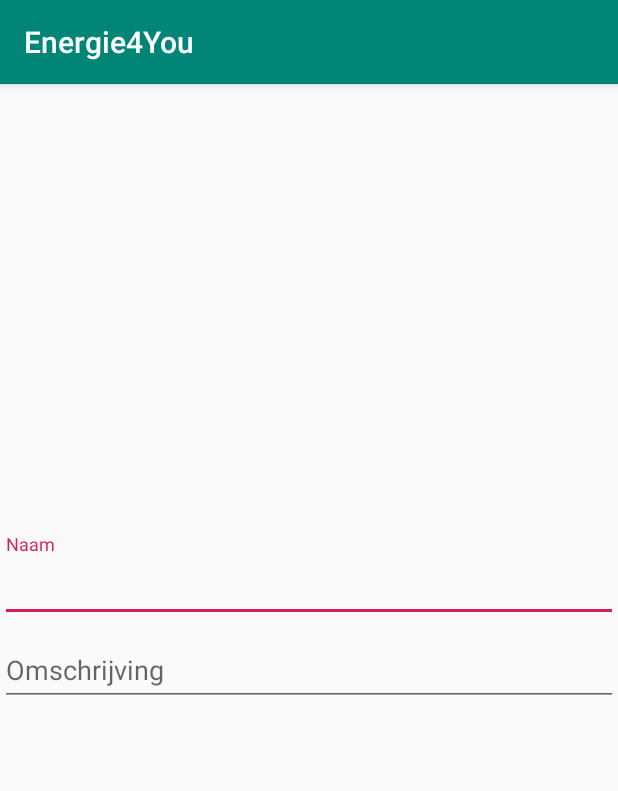
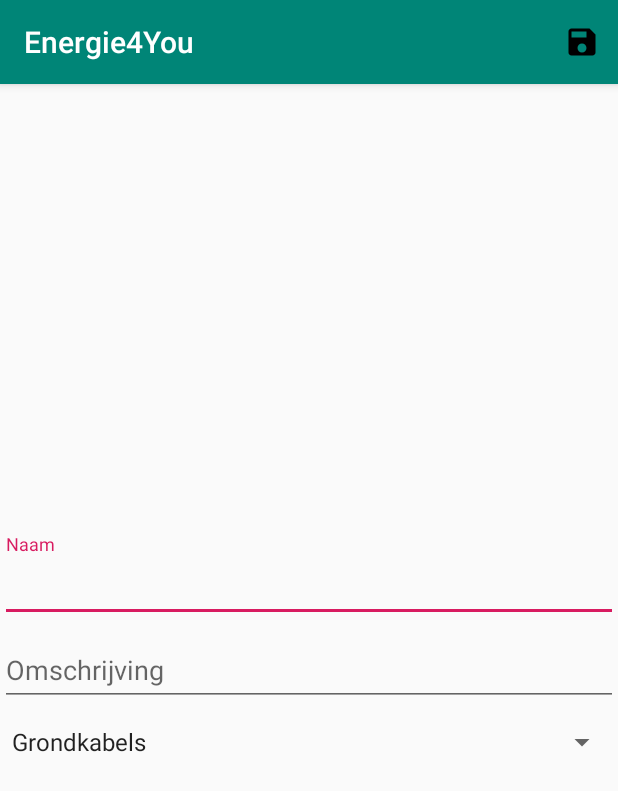
Before and after one commit to sjoerdgl/energie4you, an Android app: the DetailActivity screen opened directly, with no data from a screen before it, on a phone screen of 412 x 824 dp. Shown: the top 791 px of the screen. Run offline under Robolectric (Android 15) with nearby library versions, the phone set to English and light mode, and no system bars.

Commit message:
[WIP] Update screen

```diff
--- a/app/src/main/java/com/sjoerdgl/energie4you/DetailActivity.kt
+++ b/app/src/main/java/com/sjoerdgl/energie4you/DetailActivity.kt
@@ -1,13 +1,20 @@
 package com.sjoerdgl.energie4you
 
-import android.content.Intent
 import android.graphics.Bitmap
 import android.os.Bundle
+import android.view.Menu
+import android.view.MenuItem
+import android.widget.ArrayAdapter
 import android.widget.ImageView
+import android.widget.Spinner
+import android.widget.Toast
 import androidx.appcompat.app.AppCompatActivity
 import androidx.appcompat.widget.AppCompatEditText
 import androidx.lifecycle.LiveData
 import androidx.lifecycle.Observer
+import kotlinx.android.synthetic.main.activity_detail.*
+import kotlinx.coroutines.GlobalScope
+import kotlinx.coroutines.launch
 
 class DetailActivity : AppCompatActivity() {
 
@@ -21,16 +28,56 @@ class DetailActivity : AppCompatActivity() {
         val imageView: ImageView = findViewById(R.id.preview)
         imageView.setImageBitmap(imageBitmap)
 
-
         nameTextView = findViewById(R.id.name)
 
+        val spinner: Spinner = findViewById(R.id.category_spinner)
+        // Create an ArrayAdapter using the string array and a default spinner layout
+        ArrayAdapter.createFromResource(
+            this,
+            R.array.categories,
+            android.R.layout.simple_spinner_item
+        ).also { adapter ->
+            // Specify the layout to use when the list of choices appears
+            adapter.setDropDownViewResource(android.R.layout.simple_spinner_dropdown_item)
+            // Apply the adapter to the spinner
+            spinner.adapter = adapter
+        }
+
+        val id = intent.getIntExtra("id", 0);
+
+        if (id > 0) {
+            val faultyItemDao = FaultyItemDatabase.getDatabase(application).faultyItemDao()
+            val faultyItemRepository = FaultyItemRepository(faultyItemDao)
+            val faultyItem: LiveData<FaultyItem> = faultyItemRepository.findById(id)
+
+            faultyItem.observe(this, Observer {
+                nameTextView = findViewById(R.id.name)
+                nameTextView.setText(it.name)
+            })
+        }
+
+        nameTextView.text.toString().isNotEmpty()
+    }
+
+    override fun onCreateOptionsMenu(menu: Menu?): Boolean {
+        menuInflater.inflate(R.menu.menu_detail, menu)
+        return true
+    }
+
+    fun createFaultyItem(faultyItem: FaultyItem) = GlobalScope.launch {
         val faultyItemDao = FaultyItemDatabase.getDatabase(application).faultyItemDao()
         val faultyItemRepository = FaultyItemRepository(faultyItemDao)
-        val faultyItem: LiveData<FaultyItem> = faultyItemRepository.findById(intent.getIntExtra("id", 0))
+        faultyItemRepository.create(faultyItem)
+    }
 
-        faultyItem.observe(this, Observer {
-            nameTextView = findViewById(R.id.name)
-            nameTextView.setText(it.name)
-        })
+    override fun onOptionsItemSelected(item: MenuItem): Boolean {
+        if (item.itemId == R.id.action_finish) {
+            val faultyItem = FaultyItem(nameTextView.text.toString(), description.text.toString(), "")
+            createFaultyItem(faultyItem)
+            Toast.makeText(this, "Saved succesfull!", Toast.LENGTH_SHORT).show()
+            finish()
+        }
+
+        return super.onOptionsItemSelected(item)
     }
 }
--- /dev/null
+++ b/app/src/main/res/drawable/ic_save_black_24dp.xml
@@ -0,0 +1,9 @@
+<vector xmlns:android="http://schemas.android.com/apk/res/android"
+        android:width="24dp"
+        android:height="24dp"
+        android:viewportWidth="24.0"
+        android:viewportHeight="24.0">
+    <path
+        android:fillColor="#FF000000"
+        android:pathData="M17,3L5,3c-1.11,0 -2,0.9 -2,2v14c0,1.1 0.89,2 2,2h14c1.1,0 2,-0.9 2,-2L21,7l-4,-4zM12,19c-1.66,0 -3,-1.34 -3,-3s1.34,-3 3,-3 3,1.34 3,3 -1.34,3 -3,3zM15,9L5,9L5,5h10v4z"/>
+</vector>
--- a/app/src/main/res/layout/activity_detail.xml
+++ b/app/src/main/res/layout/activity_detail.xml
@@ -43,5 +43,12 @@
                 android:maxHeight="180dp" />
 
         </com.google.android.material.textfield.TextInputLayout>
+
+        <Spinner
+            android:id="@+id/category_spinner"
+            android:layout_width="fill_parent"
+            android:layout_height="48dp"
+            android:foreground="?attr/selectableItemBackground"
+            android:layout_below="@id/description_layout"/>
     </RelativeLayout>
 </ScrollView>
--- /dev/null
+++ b/app/src/main/res/menu/menu_detail.xml
@@ -0,0 +1,12 @@
+<menu xmlns:android="http://schemas.android.com/apk/res/android"
+    xmlns:app="http://schemas.android.com/apk/res-auto"
+    xmlns:tools="http://schemas.android.com/tools"
+    tools:context="com.sjoerdgl.energie4you.DetailActivity">
+
+    <item
+        android:id="@+id/action_finish"
+        android:orderInCategory="100"
+        android:icon="@drawable/ic_save_black_24dp"
+        android:title="@string/action_settings"
+        app:showAsAction="ifRoom" />
+</menu>
--- /dev/null
+++ b/app/src/main/res/values/categories.xml
@@ -0,0 +1,9 @@
+<?xml version="1.0" encoding="utf-8"?>
+<resources>
+    <string-array name="categories">
+        <item>Grondkabels</item>
+        <item>Luchtkabels</item>
+        <item>Hoogspanningsmasten</item>
+        <item>Schakelkasten</item>
+    </string-array>
+</resources>
```
Also changed, not shown: app/src/main/java/com/sjoerdgl/energie4you/DefectiveItem.kt (deleted, +0 -19 lines), app/src/main/java/com/sjoerdgl/energie4you/FaultyItem.kt (+4 -5 lines), app/src/main/java/com/sjoerdgl/energie4you/MainActivity.kt (+0 -9 lines).
